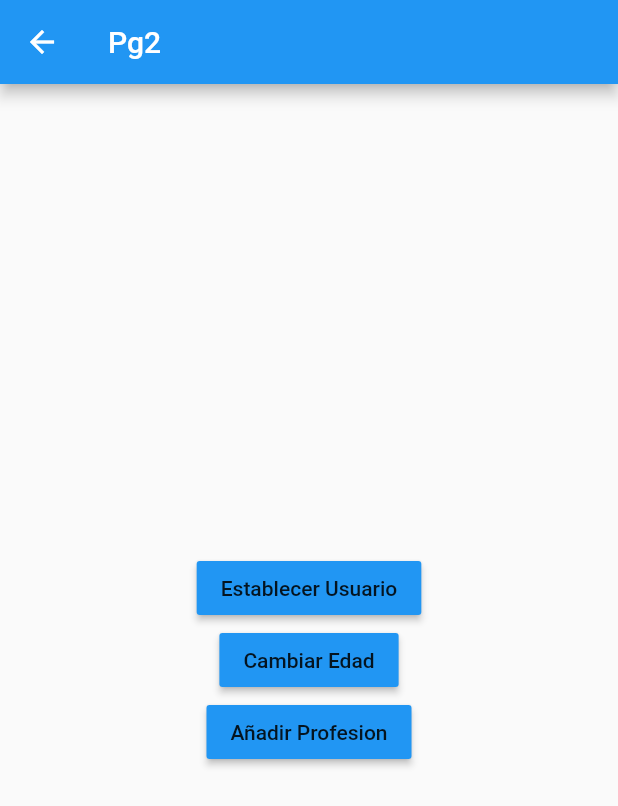
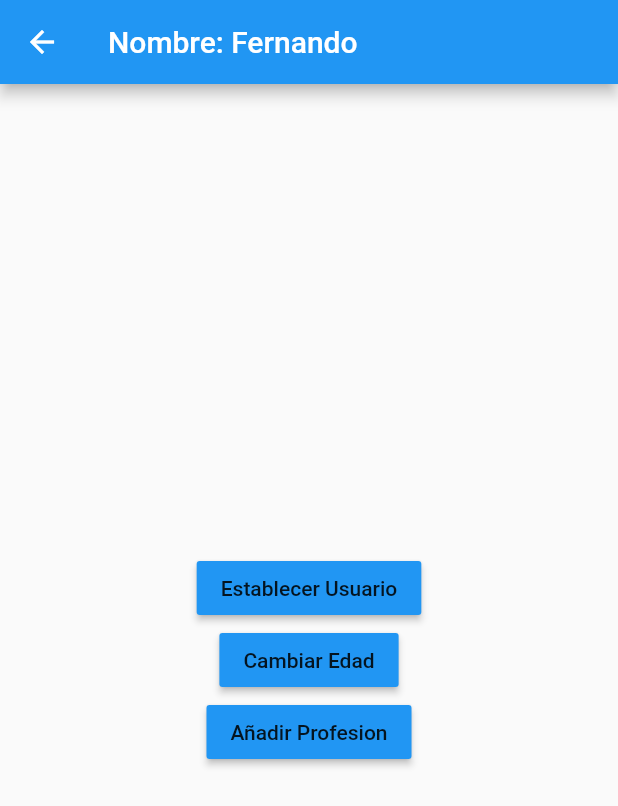
Before and after one commit to EffNox/App-estados-en-Flutter, a Flutter app: the Pg2 screen opened by its route, after a tap on "Establecer Usuario", on a phone screen of 412 x 824 dp. Shown: the top 806 px of the screen. Run offline on Flutter 3.47's test engine with Material 2 defaults, Android fonts, the phone set to English and light mode, and no system bars; accounts and stored records are empty.

Commit message:
Fin Singleton - Gestor de estado de flutter

```diff
--- a/lib/models/usuario.dart
+++ b/lib/models/usuario.dart
@@ -2,5 +2,5 @@ class Usuario {
   String nombre;
   int edad;
   List<String> profesiones;
-  Usuario(nombre, edad, _profesiones);
+  Usuario(this.nombre, this.edad, this.profesiones);
 }
--- a/lib/pages/pg1.dart
+++ b/lib/pages/pg1.dart
@@ -1,3 +1,5 @@
+import 'package:estados/models/usuario.dart';
+import 'package:estados/services/SUsuario.dart';
 import 'package:flutter/material.dart';
 
 class Pg1 extends StatelessWidget {
@@ -5,7 +7,17 @@ class Pg1 extends StatelessWidget {
   Widget build(BuildContext context) {
     return Scaffold(
       appBar: AppBar(title: Text('Pg1')),
-      body: InformacionUsuario(),
+      body: StreamBuilder(
+        stream: svUsu.usuStream,
+        builder: (_, AsyncSnapshot<Usuario> dt) {
+          return dt.hasData
+              ? InformacionUsuario(dt.data)
+              : Center(child: Text('No hay información del Usuario'));
+          // return svUsu.existsUsu
+          //     ? InformacionUsuario(svUsu.usu)
+          //     : Center(child: Text('No hay información del Usuario'));
+        },
+      ),
       floatingActionButton: FloatingActionButton(
         child: Icon(Icons.accessibility_new),
         onPressed: () => Navigator.pushNamed(context, 'pg2'),
@@ -15,6 +27,9 @@ class Pg1 extends StatelessWidget {
 }
 
 class InformacionUsuario extends StatelessWidget {
+  final Usuario u;
+
+  const InformacionUsuario(this.u);
   @override
   Widget build(BuildContext context) {
     return Container(
@@ -27,12 +42,12 @@ class InformacionUsuario extends StatelessWidget {
           Text('General',
               style: TextStyle(fontSize: 18, fontWeight: FontWeight.bold)),
           Divider(),
-          ListTile(title: Text('Nombre: ')),
-          ListTile(title: Text('Edad: ')),
+          ListTile(title: Text('Nombre: ${u.nombre}')),
+          ListTile(title: Text('Edad: ${u.edad}')),
           Text('Profesiones',
               style: TextStyle(fontSize: 18, fontWeight: FontWeight.bold)),
-          ListTile(title: Text('Profesion 1: ')),
-          ListTile(title: Text('Profesion 2: ')),
+          for (var i = 0; i < u.profesiones.length; i++)
+            ListTile(title: Text('Profesion ${i + 1}: ${u.profesiones[i]}')),
           Divider(),
         ],
       ),
--- a/lib/pages/pg2.dart
+++ b/lib/pages/pg2.dart
@@ -1,21 +1,30 @@
+import 'package:estados/models/usuario.dart';
+import 'package:estados/services/SUsuario.dart';
 import 'package:flutter/material.dart';
 
 class Pg2 extends StatelessWidget {
   @override
   Widget build(BuildContext context) {
     return Scaffold(
-      appBar: AppBar(title: Text('Pg2')),
+      appBar: AppBar(
+          title: StreamBuilder(
+        stream: svUsu.usuStream,
+        builder: (_, AsyncSnapshot<Usuario> dt) {
+          return dt.hasData ? Text('Nombre: ${dt.data.nombre}') : Text('Pg2');
+        },
+      )),
       body: Center(
         child: Column(
           mainAxisAlignment: MainAxisAlignment.center,
           children: [
             MaterialButton(
                 child: Text('Establecer Usuario'),
-                onPressed: () {},
+                onPressed: () =>
+                    svUsu.save(Usuario('Fernando', 21, ['Developer', 'Stack'])),
                 color: Colors.blue),
             MaterialButton(
                 child: Text('Cambiar Edad'),
-                onPressed: () {},
+                onPressed: () => svUsu.changeEdad(30),
                 color: Colors.blue),
             MaterialButton(
                 child: Text('Añadir Profesion'),
--- /dev/null
+++ b/lib/services/SUsuario.dart
@@ -0,0 +1,30 @@
+import 'dart:async';
+
+import 'package:estados/models/usuario.dart';
+
+class _SUsuario {
+  Usuario _usu;
+
+  StreamController<Usuario> _usuStream = StreamController<Usuario>.broadcast();
+  Stream<Usuario> get usuStream => _usuStream.stream;
+
+  Usuario get usu => _usu;
+
+  bool get existsUsu => _usu != null;
+
+  void save(Usuario u) {
+    _usu = u;
+    _usuStream.add(u);
+  }
+
+  void changeEdad(int v) {
+    _usu.edad = v;
+    _usuStream.add(_usu);
+  }
+
+  dispose() {
+    _usuStream?.close();
+  }
+}
+
+final svUsu = _SUsuario();
```
